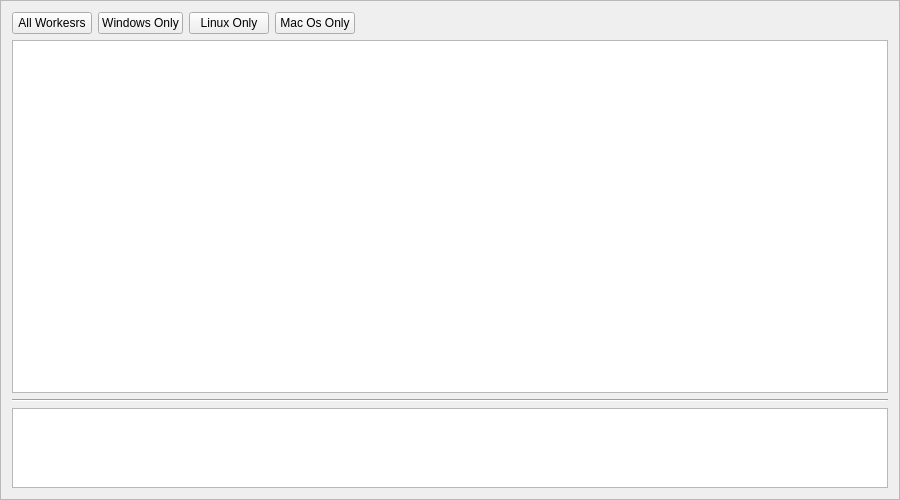
This is ui/check_status.ui in danlabici/taskcluster-worker-checker as Qt 5 draws it before an edit. The edited form follows.
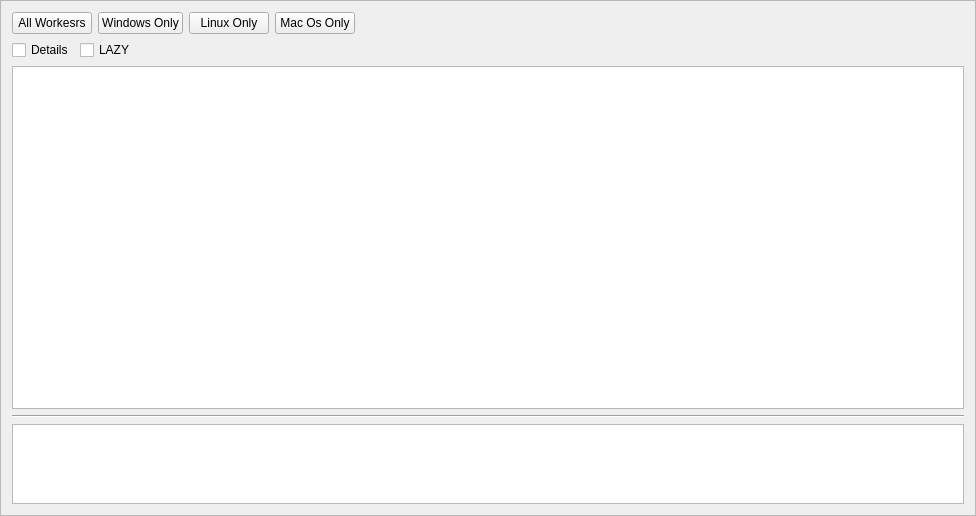
This is the edited form.

Commit message: inserted details button

Diff of the .ui file:
```diff
--- a/ui/check_status.ui
+++ b/ui/check_status.ui
@@ -6,8 +6,8 @@
    <rect>
     <x>0</x>
     <y>0</y>
-    <width>900</width>
-    <height>500</height>
+    <width>976</width>
+    <height>516</height>
    </rect>
   </property>
   <property name="minimumSize">
@@ -71,6 +71,37 @@
      </item>
     </layout>
    </item>
+   <item>
+    <layout class="QGridLayout" name="gridLayout_2">
+     <item row="0" column="1">
+      <widget class="QCheckBox" name="lazy_check">
+       <property name="text">
+        <string>LAZY</string>
+       </property>
+      </widget>
+     </item>
+     <item row="0" column="0">
+      <widget class="QCheckBox" name="details_check">
+       <property name="text">
+        <string>Details</string>
+       </property>
+      </widget>
+     </item>
+     <item row="0" column="2">
+      <spacer name="horizontalSpacer_2">
+       <property name="orientation">
+        <enum>Qt::Horizontal</enum>
+       </property>
+       <property name="sizeHint" stdset="0">
+        <size>
+         <width>40</width>
+         <height>20</height>
+        </size>
+       </property>
+      </spacer>
+     </item>
+    </layout>
+   </item>
    <item>
     <widget class="QTableWidget" name="tableWidget">
      <property name="alternatingRowColors">
```
The commit also changes 1 other file.
